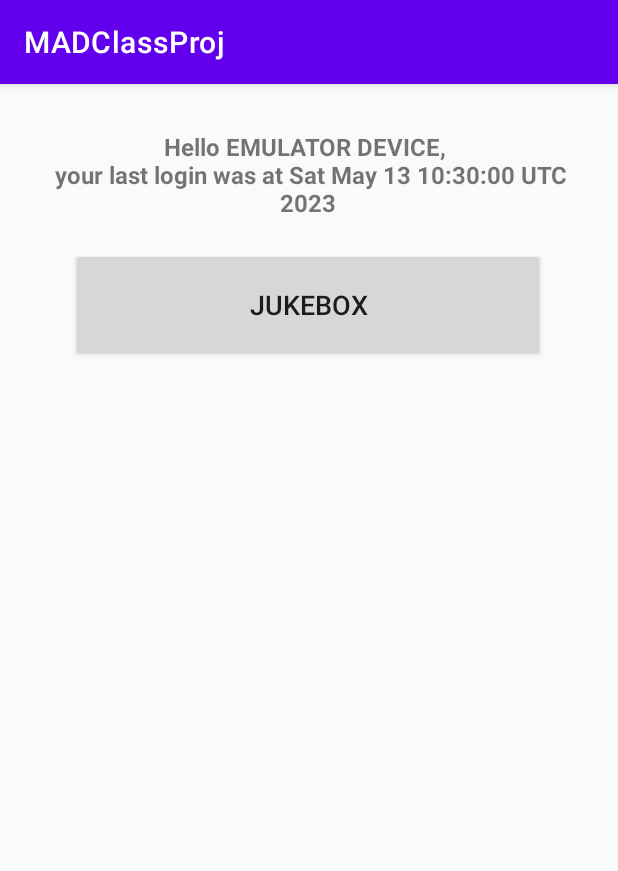
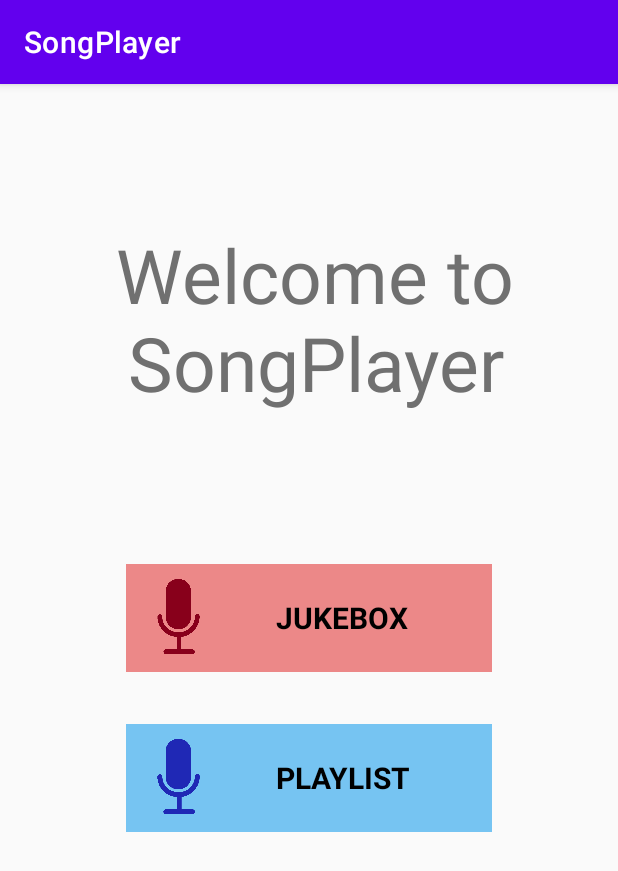
Before and after one commit to msermpezis-dev/android_remote_media_player, an Android app: the screen it shows after launch (MainActivity), on a phone screen of 412 x 824 dp. Shown: the top 871 px of the screen. Run offline under Robolectric (Android 15) with nearby library versions, the phone set to English and light mode, and no system bars; our stand-ins replace navigation-ui.

Commit message:
ui for media player with playlist function

```diff
--- a/app/build.gradle
+++ b/app/build.gradle
@@ -39,6 +39,7 @@ dependencies {
     implementation 'androidx.navigation:navigation-fragment:2.5.3'
     implementation 'androidx.navigation:navigation-ui:2.5.3'
     implementation 'com.android.volley:volley:1.2.1'
+    implementation 'androidx.recyclerview:recyclerview:1.2.1'
     testImplementation 'junit:junit:4.13.2'
     androidTestImplementation 'androidx.test.ext:junit:1.1.5'
     androidTestImplementation 'androidx.test.espresso:espresso-core:3.5.1'
--- a/app/src/main/AndroidManifest.xml
+++ b/app/src/main/AndroidManifest.xml
@@ -28,6 +28,9 @@
         <activity
             android:name=".JukeboxActivity"
             android:label="@string/app_name" />
+        <activity
+            android:name=".PlaylistActivity"
+            android:label="@string/app_name" />
     </application>
 
 </manifest>
--- a/app/src/main/java/com/example/music_player/JukeboxActivity.java
+++ b/app/src/main/java/com/example/music_player/JukeboxActivity.java
@@ -213,9 +213,8 @@ public class JukeboxActivity extends AppCompatActivity {
         this.mediaFileLengthInMilliseconds = 0;
     }
 
-    public void goToMainActivity(View view) {
-        Intent intent = new Intent(this, MainActivity.class);
-        startActivity(intent);
+    public void closeJukeboxActivity() {
+        JukeboxActivity.this.finish();
     }
 
     @Override
--- a/app/src/main/java/com/example/music_player/MainActivity.java
+++ b/app/src/main/java/com/example/music_player/MainActivity.java
@@ -21,31 +21,29 @@ import com.example.music_player.databinding.ActivityMainBinding;
 import android.view.Menu;
 import android.view.MenuItem;
 import android.widget.Button;
+import android.widget.RelativeLayout;
 import android.widget.TextView;
 import android.widget.Toast;
 
 import java.util.Date;
 
 public class MainActivity extends AppCompatActivity {
-    public void updateWelcomeMessage() {
-
-        String username = "EMULATOR DEVICE";
-        String current_datetime = new Date().toString();
-        String newText = "Hello " + username + ", \n your last login was at " + current_datetime;
-        TextView myTextView = findViewById(R.id.welcome_message);
-        myTextView.setText(newText);
-    }
 
     @Override
     protected void onCreate(Bundle savedInstanceState) {
         super.onCreate(savedInstanceState);
         setContentView(R.layout.activity_main);
-        updateWelcomeMessage();
 
-        Button jukeboxButton = findViewById(R.id.jukebox_button);
+        RelativeLayout jukeboxButton = findViewById(R.id.jukebox_btn);
+        RelativeLayout playlistButton = findViewById(R.id.playlist_btn);
 
         jukeboxButton.setOnClickListener((View view) -> {
             goToJukeboxActivity(view);
+
+        });
+
+        playlistButton.setOnClickListener((View view) -> {
+            goToPlaylistActivity(view);
 
         });
     }
@@ -54,4 +52,9 @@ public class MainActivity extends AppCompatActivity {
         Intent intent = new Intent(MainActivity.this, JukeboxActivity.class);
         startActivity(intent);
     }
+
+    public void goToPlaylistActivity(View view) {
+        Intent intent = new Intent(MainActivity.this, PlaylistActivity.class);
+        startActivity(intent);
+    }
 }
--- /dev/null
+++ b/app/src/main/java/com/example/music_player/MediaPlayer.java
@@ -0,0 +1,6 @@
+package com.example.music_player;
+
+public class MediaPlayer {
+
+
+}
--- a/app/src/main/res/layout/activity_main.xml
+++ b/app/src/main/res/layout/activity_main.xml
@@ -8,6 +8,7 @@
     tools:context=".MainActivity" >
 
     <com.google.android.material.appbar.AppBarLayout
+        android:id="@+id/appBarLayout"
         android:layout_width="match_parent"
         android:layout_height="wrap_content"
         app:layout_constraintEnd_toEndOf="parent"
@@ -25,34 +26,108 @@
 
     <TextView
         android:id="@+id/welcome_message"
-        android:layout_width="362dp"
-        android:layout_height="58dp"
-        android:text="@string/app_name"
+        android:layout_width="306dp"
+        android:layout_height="126dp"
+        android:text="@string/welcome_message"
         android:textAlignment="center"
-        android:textSize="16sp"
-        android:textStyle="bold"
+        android:textSize="50sp"
+        android:textColor="@color/grey"
         app:layout_constraintBottom_toBottomOf="parent"
         app:layout_constraintEnd_toEndOf="parent"
-        app:layout_constraintHorizontal_bias="0.497"
+        app:layout_constraintHorizontal_bias="0.542"
         app:layout_constraintStart_toStartOf="parent"
         app:layout_constraintTop_toTopOf="parent"
-        app:layout_constraintVertical_bias="0.113"
-        tools:text="@string/welcome_message" />
+        app:layout_constraintVertical_bias="0.214" />
 
-    <Button
-        android:id="@+id/jukebox_button"
-        android:layout_width="316dp"
-        android:layout_height="76dp"
-        android:text="@string/jukebox_button"
-        android:textSize="18sp"
+
+    <RelativeLayout
+        android:id="@+id/jukebox_btn"
+        android:layout_width="244dp"
+        android:layout_height="72dp"
+        android:layout_margin="10dp"
+        android:background="@color/button_red"
         app:layout_constraintBottom_toBottomOf="parent"
         app:layout_constraintEnd_toEndOf="parent"
-        app:layout_constraintHorizontal_bias="0.494"
         app:layout_constraintStart_toStartOf="parent"
         app:layout_constraintTop_toTopOf="parent"
-        app:layout_constraintVertical_bias="0.221" />
+        android:bottomRightRadius="10dp"
+        android:bottomLeftRadius="10dp"
+        android:topLeftRadius="10dp"
+        android:topRightRadius="10dp">
 
+        <ImageView
+            android:id="@+id/microphone_red"
+            android:layout_width="50dp"
+            android:layout_height="50dp"
+            android:layout_alignParentStart="true"
+            android:layout_alignParentTop="true"
+            android:layout_marginStart="10dp"
+            android:layout_marginTop="10dp"
+            android:layout_marginEnd="10dp"
+            android:layout_marginBottom="10dp"
+            android:contentDescription="@string/move_to_jukebox"
+            android:src="@drawable/microphone_red_button_icon" />
 
+        <TextView
+            android:layout_width="wrap_content"
+            android:layout_height="wrap_content"
+            android:layout_centerVertical="true"
+            android:layout_marginStart="10dp"
+            android:layout_marginTop="10dp"
+            android:layout_marginEnd="10dp"
+            android:layout_marginBottom="10dp"
+            android:layout_toEndOf="@+id/microphone_red"
+            android:paddingStart="20dp"
+            android:paddingEnd="20dp"
+            android:text="@string/jukebox_button"
+            android:textAllCaps="false"
+            android:textColor="@color/black"
+            android:textSize="20sp"
+            android:textStyle="bold" />
+
+    </RelativeLayout>
+
+    <RelativeLayout
+        android:id="@+id/playlist_btn"
+        android:layout_width="244dp"
+        android:layout_height="72dp"
+        android:layout_margin="10dp"
+        android:background="@color/button_blue"
+        app:layout_constraintBottom_toBottomOf="parent"
+        app:layout_constraintEnd_toEndOf="parent"
+        app:layout_constraintHorizontal_bias="0.502"
+        app:layout_constraintStart_toStartOf="parent"
+        app:layout_constraintTop_toTopOf="parent"
+        app:layout_constraintVertical_bias="0.646">
+
+        <ImageView
+            android:id="@+id/microphone_blue"
+            android:layout_width="50dp"
+            android:layout_height="50dp"
+            android:layout_alignParentStart="true"
+            android:layout_alignParentTop="true"
+            android:layout_margin="10dp"
+            android:src="@drawable/microphone_blue_button_icon"
+            android:contentDescription="@string/move_to_playlist" />
+
+        <TextView
+            android:layout_width="wrap_content"
+            android:layout_height="wrap_content"
+            android:layout_centerVertical="true"
+            android:layout_marginStart="10dp"
+            android:layout_marginTop="10dp"
+            android:layout_marginEnd="10dp"
+            android:layout_marginBottom="10dp"
+            android:layout_toEndOf="@+id/microphone_blue"
+            android:paddingStart="20dp"
+            android:paddingEnd="20dp"
+            android:text="@string/playlist_button"
+            android:textAllCaps="false"
+            android:textColor="@color/black"
+            android:textSize="20sp"
+            android:textStyle="bold" />
+
+    </RelativeLayout>
 
 
 </androidx.constraintlayout.widget.ConstraintLayout>
--- a/app/src/main/res/values/colors.xml
+++ b/app/src/main/res/values/colors.xml
@@ -7,4 +7,7 @@
     <color name="teal_700">#FF018786</color>
     <color name="black">#FF000000</color>
     <color name="white">#FFFFFFFF</color>
+    <color name="grey">#FF707070</color>
+    <color name="button_red">#FFec8888</color>
+    <color name="button_blue">#FF76c4f2</color>
 </resources>
--- a/app/src/main/res/values/strings.xml
+++ b/app/src/main/res/values/strings.xml
@@ -1,5 +1,5 @@
 <resources>
-    <string name="app_name">MADClassProj</string>
+    <string name="app_name">SongPlayer</string>
     <string name="action_settings">Settings</string>
     <!-- Strings used for fragments for navigation -->
     <string name="first_fragment_label">First Fragment</string>
@@ -7,8 +7,9 @@
     <string name="next">Next</string>
     <string name="previous">Previous</string>
 
-    <string name="welcome_message">Hello</string>
+    <string name="welcome_message">Welcome to SongPlayer</string>
     <string name="jukebox_button">JUKEBOX</string>
+    <string name="playlist_button">PLAYLIST</string>
     <string name="artist_title">Artist</string>
     <string name="song_title">Title</string>
     <string name="url_title">URL</string>
@@ -19,4 +20,8 @@
     <string name="status_ready">Ready</string>
     <string name="invalid_url">Invalid Url!</string>
     <string name="unknown_error">That didn\'t work!</string>
+    <string name="move_to_jukebox">Move to Jukebox</string>
+    <string name="move_to_playlist">Move to playlist</string>
+    <string name="play">Play</string>
+    <string name="pause">Pause</string>
 </resources>
```
Also changed, not shown: app/src/main/java/com/example/music_player/PlaylistActivity.java (added, +36 -0 lines), app/src/main/java/com/example/music_player/Song.java (added, +28 -0 lines), app/src/main/java/com/example/music_player/SongAdapter.java (added, +78 -0 lines), app/src/main/res/layout/playlist_activity.xml (added, +76 -0 lines), app/src/main/res/layout/song_layout.xml (added, +96 -0 lines), app/src/main/res/drawable/microphone_blue_button_icon.png (added), app/src/main/res/drawable/microphone_red_button_icon.png (added), app/src/main/res/drawable/playlist_pause_button_icon.png (added), app/src/main/res/drawable/playlist_play_button_icon.png (added), 2 other files.
